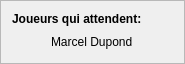
The window that mainwindow/btmQWaitingPlayersWidget.ui (dsarrut/btm) describes before a commit, drawn with Qt 5.
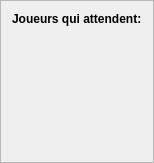
The same window after the commit. Custom widgets are drawn as their Qt base class.

```diff
--- a/mainwindow/btmQWaitingPlayersWidget.ui
+++ b/mainwindow/btmQWaitingPlayersWidget.ui
@@ -6,8 +6,8 @@
    <rect>
     <x>0</x>
     <y>0</y>
-    <width>185</width>
-    <height>61</height>
+    <width>148</width>
+    <height>163</height>
    </rect>
   </property>
   <property name="windowTitle">
@@ -49,14 +49,7 @@
       </spacer>
      </item>
      <item>
-      <widget class="QLabel" name="labelPlayers">
-       <property name="acceptDrops">
-        <bool>true</bool>
-       </property>
-       <property name="text">
-        <string>Marcel Dupond</string>
-       </property>
-      </widget>
+      <widget class="QPlayerWidget" name="widgetPlayer1" native="true"/>
      </item>
      <item>
       <spacer name="horizontalSpacer_2">
@@ -73,6 +66,78 @@
      </item>
     </layout>
    </item>
+   <item>
+    <layout class="QHBoxLayout" name="horizontalLayout_2">
+     <property name="spacing">
+      <number>0</number>
+     </property>
+     <item>
+      <spacer name="horizontalSpacer_3">
+       <property name="orientation">
+        <enum>Qt::Horizontal</enum>
+       </property>
+       <property name="sizeHint" stdset="0">
+        <size>
+         <width>40</width>
+         <height>20</height>
+        </size>
+       </property>
+      </spacer>
+     </item>
+     <item>
+      <widget class="QPlayerWidget" name="widgetPlayer2" native="true"/>
+     </item>
+     <item>
+      <spacer name="horizontalSpacer_4">
+       <property name="orientation">
+        <enum>Qt::Horizontal</enum>
+       </property>
+       <property name="sizeHint" stdset="0">
+        <size>
+         <width>40</width>
+         <height>20</height>
+        </size>
+       </property>
+      </spacer>
+     </item>
+    </layout>
+   </item>
+   <item>
+    <layout class="QHBoxLayout" name="horizontalLayout_3">
+     <property name="spacing">
+      <number>0</number>
+     </property>
+     <item>
+      <spacer name="horizontalSpacer_5">
+       <property name="orientation">
+        <enum>Qt::Horizontal</enum>
+       </property>
+       <property name="sizeHint" stdset="0">
+        <size>
+         <width>40</width>
+         <height>20</height>
+        </size>
+       </property>
+      </spacer>
+     </item>
+     <item>
+      <widget class="QPlayerWidget" name="widgetPlayer3" native="true"/>
+     </item>
+     <item>
+      <spacer name="horizontalSpacer_6">
+       <property name="orientation">
+        <enum>Qt::Horizontal</enum>
+       </property>
+       <property name="sizeHint" stdset="0">
+        <size>
+         <width>40</width>
+         <height>20</height>
+        </size>
+       </property>
+      </spacer>
+     </item>
+    </layout>
+   </item>
    <item>
     <spacer name="verticalSpacer">
      <property name="orientation">
@@ -88,6 +153,14 @@
    </item>
   </layout>
  </widget>
+ <customwidgets>
+  <customwidget>
+   <class>QPlayerWidget</class>
+   <extends>QWidget</extends>
+   <header>btmQPlayerWidget.h</header>
+   <container>1</container>
+  </customwidget>
+ </customwidgets>
  <resources/>
  <connections/>
 </ui>
```
